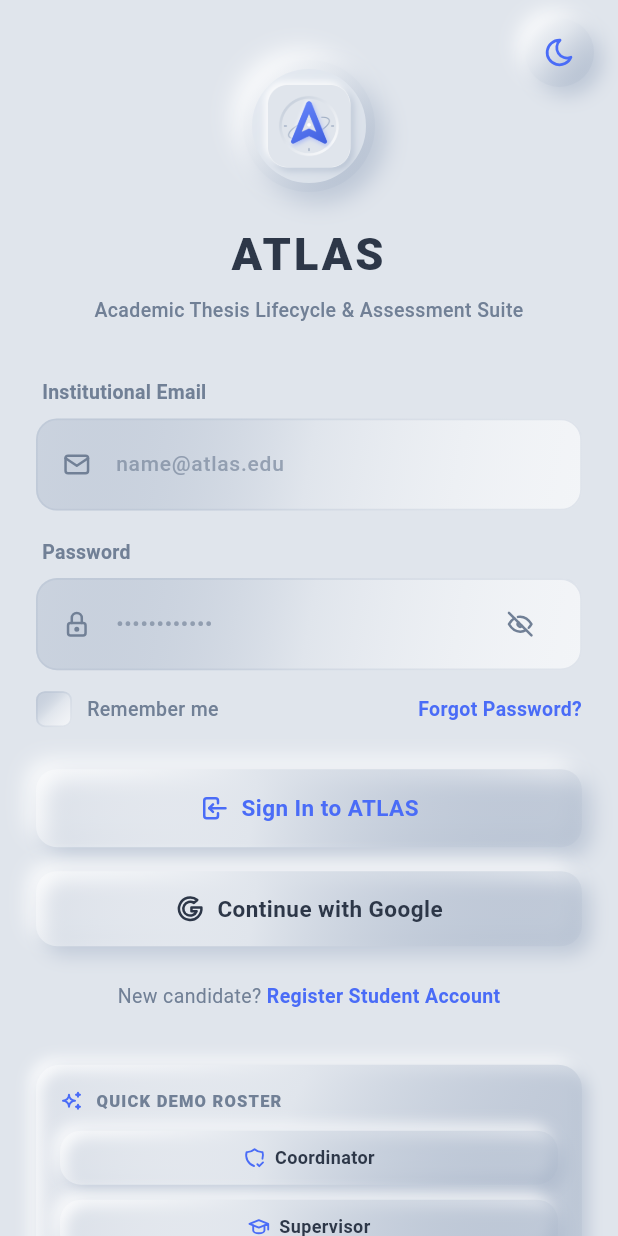
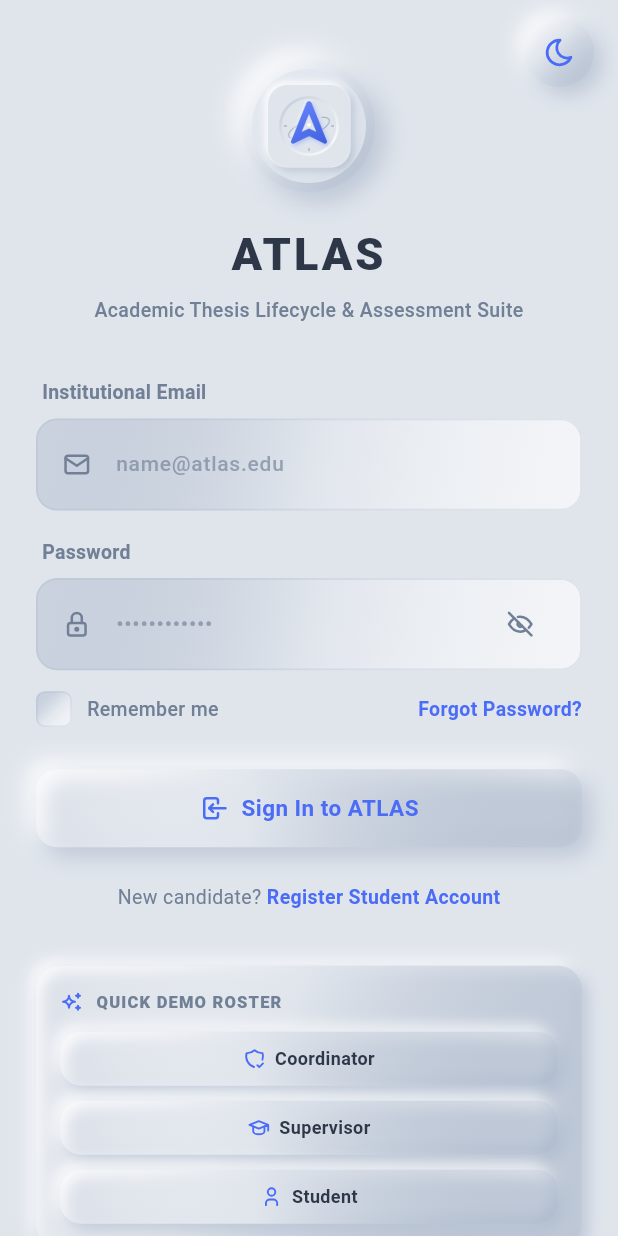
Before and after one commit to LIGHT2DD/Atlas_Mobile, a Flutter app: the screen it shows after launch, on a phone screen of 412 x 824 dp. Run offline on Flutter 3.47's test engine with Material 3 defaults, Android fonts, the phone set to English and light mode, and no system bars; our stand-ins replace dio, file_picker, flutter_riverpod, flutter_secure_storage, flutter_tabler_icons, go_router; network calls fail.

Commit message:
Remove Google sign-in and extend session expiry to 3 days
- Remove Continue with Google button from login screen
- Extend default JWT access token expiration to 3 days (4320 minutes)
- Prevent false session-expired error banner from displaying on cold app launches

```diff
--- a/mobile/lib/features/auth/auth_controller.dart
+++ b/mobile/lib/features/auth/auth_controller.dart
@@ -180,10 +180,11 @@
   }
 
   void onSessionExpired() {
-    state = const AuthState(
+    final wasAuthenticated = state.isAuthenticated;
+    state = AuthState(
       isInitialized: true,
       isAuthenticated: false,
-      errorMessage: 'Your session has expired. Please sign in again.',
+      errorMessage: wasAuthenticated ? 'Your session has expired. Please sign in again.' : null,
     );
   }
 
--- a/mobile/lib/features/auth/login_screen.dart
+++ b/mobile/lib/features/auth/login_screen.dart
@@ -52,15 +52,6 @@
         type: NeuToastType.error,
       );
     }
-  }
-
-  void _handleGoogleSignIn() {
-    NeuToast.show(
-      context,
-      message: 'Redirecting to University Google OAuth Single Sign-On...',
-      title: 'Google Sign-In',
-      type: NeuToastType.info,
-    );
   }
 
   void _quickFill(String email, String password) {
@@ -264,16 +255,6 @@
                         isLoading: authState.isLoading,
                         onPressed: authState.isLoading ? null : _handleLogin,
                       ),
-                      const SizedBox(height: 16),
-
-                      // Tactile Google OAuth Button
-                      NeuButton(
-                        text: 'Continue with Google',
-                        icon: TablerIcons.brand_google,
-                        height: 50,
-                        depth: 3.5,
-                        onPressed: authState.isLoading ? null : _handleGoogleSignIn,
-                      ),
                       const SizedBox(height: 24),
 
                       // Candidate Registration link
```
Also changed, not shown: 2 other files.
